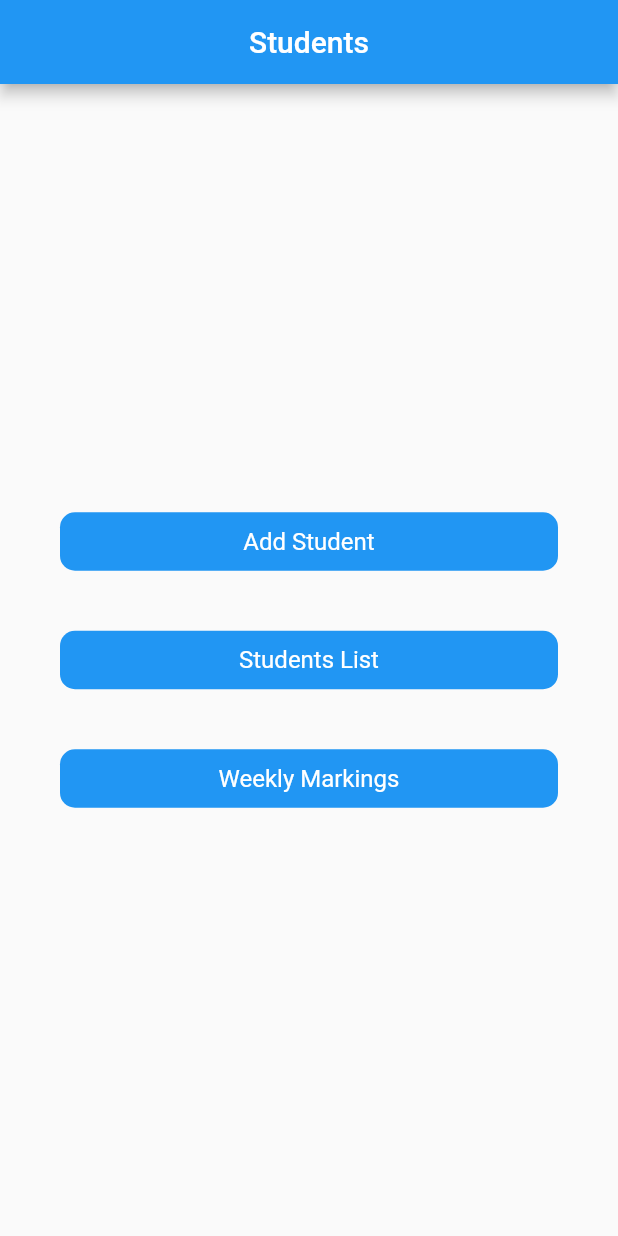
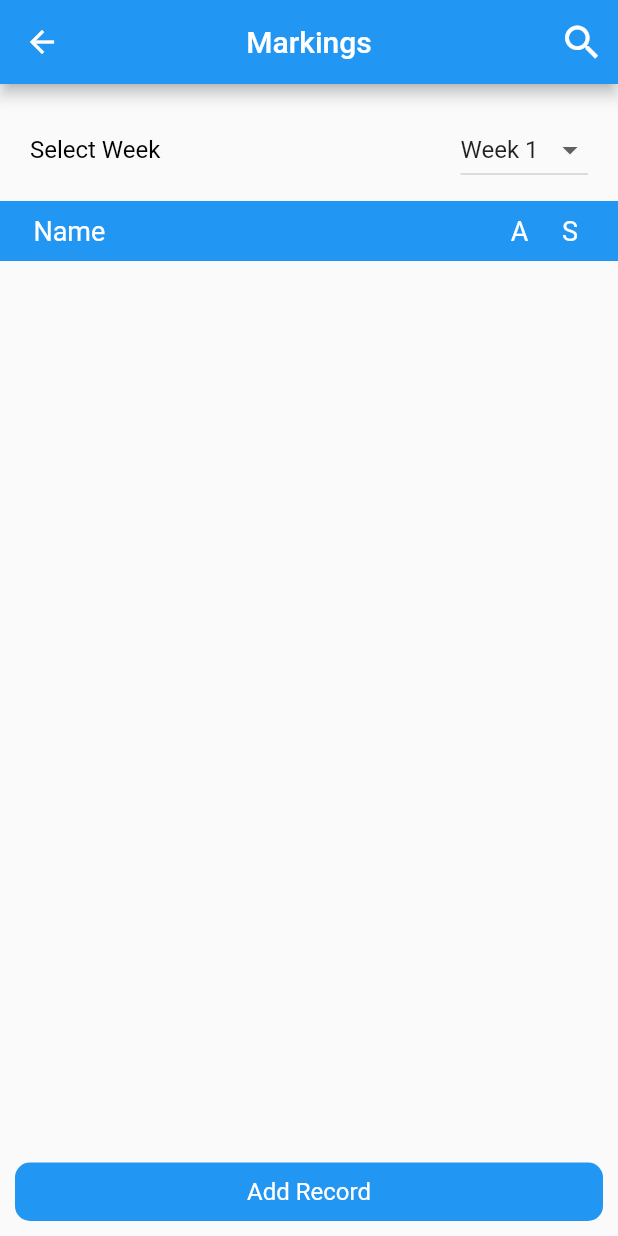
Before and after one commit to Haseeb-Akhlaq/student_record, a Flutter app: the screen it shows after launch, after a tap on "Weekly Markings", on a phone screen of 412 x 824 dp. Run offline on Flutter 3.47's test engine with Material 2 defaults, Android fonts, the phone set to English and light mode, and no system bars; our stand-ins replace cloud_firestore, firebase_core, firebase_storage, image_picker, toast; accounts and stored records are empty; network calls fail; Roboto replaces fonts that are missing (bolt-regular).

Commit message:
screen added

```diff
--- a/lib/Models/studentModel.dart
+++ b/lib/Models/studentModel.dart
@@ -3,11 +3,89 @@ class Student {
   String studentName;
   String profilePic;
 
-  Student({this.studentId, this.profilePic, this.studentName});
+  bool attendanceWeek1;
+  bool attendanceWeek2;
+  bool attendanceWeek3;
+  bool attendanceWeek4;
+  bool attendanceWeek5;
+  bool attendanceWeek6;
+  bool attendanceWeek7;
+  bool attendanceWeek8;
+  bool attendanceWeek9;
+  bool attendanceWeek10;
+  bool attendanceWeek11;
+  bool attendanceWeek12;
+
+  String marksWeek1;
+  String marksWeek2;
+  String marksWeek3;
+  String marksWeek4;
+  String marksWeek5;
+  String marksWeek6;
+  String marksWeek7;
+  String marksWeek8;
+  String marksWeek9;
+  String marksWeek10;
+  String marksWeek11;
+  String marksWeek12;
+
+  Student({
+    this.studentId,
+    this.profilePic,
+    this.studentName,
+    this.attendanceWeek1,
+    this.attendanceWeek2,
+    this.attendanceWeek3,
+    this.attendanceWeek4,
+    this.attendanceWeek5,
+    this.attendanceWeek6,
+    this.attendanceWeek7,
+    this.attendanceWeek8,
+    this.attendanceWeek9,
+    this.attendanceWeek10,
+    this.attendanceWeek11,
+    this.attendanceWeek12,
+    this.marksWeek1,
+    this.marksWeek2,
+    this.marksWeek3,
+    this.marksWeek4,
+    this.marksWeek5,
+    this.marksWeek6,
+    this.marksWeek7,
+    this.marksWeek8,
+    this.marksWeek9,
+    this.marksWeek10,
+    this.marksWeek11,
+    this.marksWeek12,
+  });
 
   Student.fromMap(Map<dynamic, dynamic> map) {
     this.studentName = map['studentName'] ?? '';
     this.studentId = map['studentId'] ?? '';
     this.profilePic = map['profilePic'] ?? '';
+    this.attendanceWeek1 = map['attendanceWeek1'];
+    this.attendanceWeek2 = map['attendanceWeek2'];
+    this.attendanceWeek3 = map['attendanceWeek3'];
+    this.attendanceWeek4 = map['attendanceWeek4'];
+    this.attendanceWeek5 = map['attendanceWeek5'];
+    this.attendanceWeek6 = map['attendanceWeek6'];
+    this.attendanceWeek7 = map['attendanceWeek7'];
+    this.attendanceWeek8 = map['attendanceWeek8'];
+    this.attendanceWeek9 = map['attendanceWeek9'];
+    this.attendanceWeek10 = map['attendanceWeek10'];
+    this.attendanceWeek11 = map['attendanceWeek11'];
+    this.attendanceWeek12 = map['attendanceWeek12'];
+    this.marksWeek1 = map['marksWeek1'];
+    this.marksWeek2 = map['marksWeek2'];
+    this.marksWeek3 = map['marksWeek3'];
+    this.marksWeek4 = map['marksWeek4'];
+    this.marksWeek1 = map['marksWeek5'];
+    this.marksWeek2 = map['marksWeek6'];
+    this.marksWeek3 = map['marksWeek7'];
+    this.marksWeek4 = map['marksWeek8'];
+    this.marksWeek1 = map['marksWeek9'];
+    this.marksWeek2 = map['marksWeek10'];
+    this.marksWeek3 = map['marksWeek11'];
+    this.marksWeek4 = map['marksWeek12'];
   }
 }
--- a/lib/main.dart
+++ b/lib/main.dart
@@ -1,6 +1,7 @@
 import 'package:firebase_core/firebase_core.dart';
 import 'package:flutter/material.dart';
-import 'package:students_record_app/home_screen.dart';
+
+import 'file:///C:/Users/haseeb/AndroidStudioProjects/students_record_app/lib/screens/home_screen.dart';
 
 void main() async {
   WidgetsFlutterBinding.ensureInitialized();
--- a/lib/home_screen.dart
+++ b/lib/screens/home_screen.dart
@@ -1,6 +1,8 @@
 import 'package:flutter/material.dart';
-import 'package:students_record_app/add_a_student_screen.dart';
-import 'package:students_record_app/students_list_screen.dart';
+import 'package:students_record_app/screens/weeklyMarkingsScreen.dart';
+
+import 'file:///C:/Users/haseeb/AndroidStudioProjects/students_record_app/lib/screens/add_a_student_screen.dart';
+import 'file:///C:/Users/haseeb/AndroidStudioProjects/students_record_app/lib/screens/students_list_screen.dart';
 
 class HomeScreen extends StatefulWidget {
   @override
@@ -42,7 +44,16 @@ class _HomeScreenState extends State<HomeScreen> {
                   );
                 }),
             SizedBox(height: 40),
-            HomeScreenButton(text: 'Weekly Markings', onPressed: () {}),
+            HomeScreenButton(
+                text: 'Weekly Markings',
+                onPressed: () {
+                  Navigator.push(
+                    context,
+                    MaterialPageRoute(
+                      builder: (context) => WeeklyMarkingScreen(),
+                    ),
+                  );
+                }),
           ],
         ),
       ),
--- a/lib/students_list_screen.dart
+++ b/lib/screens/students_list_screen.dart
@@ -1,8 +1,7 @@
 import 'package:cloud_firestore/cloud_firestore.dart';
 import 'package:flutter/material.dart';
-import 'package:students_record_app/Models/editStudentScreen.dart';
-
-import 'Models/studentModel.dart';
+import 'package:students_record_app/Models/studentModel.dart';
+import 'package:students_record_app/screens/editStudentScreen.dart';
 
 class StudentsListScreen extends StatefulWidget {
   @override
--- /dev/null
+++ b/lib/screens/weeklyMarkingsScreen.dart
@@ -0,0 +1,383 @@
+import 'package:cloud_firestore/cloud_firestore.dart';
+import 'package:flutter/cupertino.dart';
+import 'package:flutter/material.dart';
+
+import '../Models/studentModel.dart';
+
+class WeeklyMarkingScreen extends StatefulWidget {
+  @override
+  _WeeklyMarkingScreenState createState() => _WeeklyMarkingScreenState();
+}
+
+class _WeeklyMarkingScreenState extends State<WeeklyMarkingScreen> {
+  bool isLoading = false;
+  List<Student> allStudents = [];
+
+  int selectedWeek = 1;
+
+  getAllStudents() async {
+    setState(() {
+      isLoading = true;
+    });
+
+    final students =
+        await FirebaseFirestore.instance.collection('students').get();
+
+    students.docs.forEach((element) {
+      allStudents.add(Student.fromMap(element.data()));
+    });
+
+    setState(() {
+      isLoading = false;
+    });
+  }
+
+  reset() {
+    allStudents = [];
+    getAllStudents();
+  }
+
+  bool getWeekAttendance(Student student, int selectedWeek) {
+    if (selectedWeek == 1) {
+      return student.attendanceWeek1;
+    }
+    if (selectedWeek == 2) {
+      return student.attendanceWeek2;
+    }
+    if (selectedWeek == 3) {
+      print('3');
+      return student.attendanceWeek3;
+    }
+    if (selectedWeek == 4) {
+      return student.attendanceWeek4;
+    }
+    if (selectedWeek == 5) {
+      return student.attendanceWeek5;
+    }
+    if (selectedWeek == 6) {
+      return student.attendanceWeek6;
+    }
+    if (selectedWeek == 7) {
+      return student.attendanceWeek7;
+    }
+    if (selectedWeek == 8) {
+      return student.attendanceWeek8;
+    }
+    if (selectedWeek == 9) {
+      return student.attendanceWeek9;
+    }
+    if (selectedWeek == 10) {
+      return student.attendanceWeek10;
+    }
+    if (selectedWeek == 11) {
+      return student.attendanceWeek11;
+    }
+    if (selectedWeek == 12) {
+      return student.attendanceWeek12;
+    }
+    return false;
+  }
+
+  @override
+  void initState() {
+    getAllStudents();
+    super.initState();
+  }
+
+  @override
+  Widget build(BuildContext context) {
+    return Scaffold(
+      appBar: AppBar(
+        title: Text('Markings'),
+        centerTitle: true,
+        actions: [
+          IconButton(
+            icon: Icon(
+              Icons.search,
+              size: 30,
+            ),
+            onPressed: () {
+              showSearch(
+                context: context,
+                delegate: CoursesSearch(
+                  allStudents: allStudents,
+                ),
+              );
+            },
+          ),
+        ],
+      ),
+      body: isLoading
+          ? Center(
+              child: CircularProgressIndicator(),
+            )
+          : Column(
+              children: [
+                Padding(
+                  padding: const EdgeInsets.only(
+                      top: 20.0, left: 20, right: 20, bottom: 10),
+                  child: Row(
+                    mainAxisAlignment: MainAxisAlignment.spaceBetween,
+                    children: [
+                      Text(
+                        'Select Week',
+                        style: TextStyle(
+                          fontSize: 16,
+                          color: Colors.black,
+                        ),
+                      ),
+                      DropdownButton(
+                          onChanged: (v) {
+                            setState(() {
+                              selectedWeek = v;
+                              print(v);
+                            });
+                          },
+                          value: selectedWeek,
+                          items: [
+                            DropdownMenuItem(
+                              child: Text('Week 1'),
+                              value: 1,
+                            ),
+                            DropdownMenuItem(
+                              child: Text('Week 2'),
+                              value: 2,
+                            ),
+                            DropdownMenuItem(
+                              child: Text('Week 3'),
+                              value: 3,
+                            ),
+                            DropdownMenuItem(
+                              child: Text('Week 4'),
+                              value: 4,
+                            ),
+                            DropdownMenuItem(
+                              child: Text('Week 5'),
+                              value: 5,
+                            ),
+                            DropdownMenuItem(
+                              child: Text('Week 6'),
+                              value: 6,
+                            ),
+                            DropdownMenuItem(
+                              child: Text('Week 7'),
+                              value: 7,
+                            ),
+                            DropdownMenuItem(
+                              child: Text('Week 8'),
+                              value: 8,
+                            ),
+                            DropdownMenuItem(
+                              child: Text('Week 9'),
+                              value: 9,
+                            ),
+                            DropdownMenuItem(
+                              child: Text('Week 10'),
+                              value: 10,
+                            ),
+                            DropdownMenuItem(
+                              child: Text('Week 11'),
+                              value: 11,
+                            ),
+                            DropdownMenuItem(
+                              child: Text('Week 12'),
+                              value: 12,
+                            ),
+                          ])
+                    ],
+                  ),
+                ),
+                Container(
+                  height: 40,
+                  width: double.infinity,
+                  decoration: BoxDecoration(color: Colors.blue),
+                  child: Row(
+                    mainAxisAlignment: MainAxisAlignment.spaceBetween,
+                    children: [
+                      Text(
+                        '     Name',
+                        style: TextStyle(fontSize: 18),
+                      ),
+                      Row(
+                        children: [
+                          Text(
+                            'A     ',
+                            style: TextStyle(fontSize: 18),
+                          ),
+                          Text(
+                            'S      ',
+                            style: TextStyle(fontSize: 18),
+                          ),
+                        ],
+                      ),
+                    ],
+                  ),
+                ),
+                Expanded(
+                  child: Padding(
+                    padding: const EdgeInsets.all(8.0),
+                    child: ListView.separated(
+                        separatorBuilder: (context, index) {
+                          return Divider();
+                        },
+                        itemCount: allStudents.length,
+                        itemBuilder: (context, index) {
+                          return GestureDetector(
+                            onTap: () {},
+                            child: ListTile(
+                              minLeadingWidth: 0,
+                              trailing: Container(
+                                margin: EdgeInsets.only(bottom: 10),
+                                width: 50,
+                                child: Row(
+                                  crossAxisAlignment: CrossAxisAlignment.start,
+                                  mainAxisAlignment:
+                                      MainAxisAlignment.spaceBetween,
+                                  children: [
+                                    Text(
+                                      '${getWeekAttendance(allStudents[index], selectedWeek) ? 'Y' : 'N'}',
+                                      style: TextStyle(
+                                        fontSize: 16,
+                                        color: Colors.black,
+                                      ),
+                                    ),
+                                    Text(
+                                      allStudents[index].marksWeek1,
+                                      style: TextStyle(
+                                        fontSize: 16,
+                                        color: Colors.black,
+                                      ),
+                                    ),
+                                  ],
+                                ),
+                              ),
+                              title: Text(
+                                allStudents[index].studentName,
+                                style: TextStyle(fontSize: 20),
+                              ),
+                              subtitle: Text(
+                                allStudents[index].studentId.trim(),
+                                style: TextStyle(fontSize: 16),
+                              ),
+                            ),
+                          );
+                        }),
+                  ),
+                ),
+                Padding(
+                  padding: const EdgeInsets.all(10.0),
+                  child: GestureDetector(
+                    onTap: () {},
+                    child: Container(
+                      alignment: Alignment.center,
+                      padding: const EdgeInsets.symmetric(
+                          vertical: 10, horizontal: 20),
+                      width: double.infinity,
+                      decoration: BoxDecoration(
+                        color: Colors.blue,
+                        borderRadius: BorderRadius.circular(10),
+                      ),
+                      child: Text(
+                        'Add Record',
+                        style: TextStyle(
+                          fontSize: 16,
+                        ),
+                      ),
+                    ),
+                  ),
+                ),
+              ],
+            ),
+    );
+  }
+}
+
+class CoursesSearch extends SearchDelegate<String> {
+  final List<Student> allStudents;
+  CoursesSearch({this.allStudents});
+
+  List<Student> searchResults(String query) {
+    if (query.isEmpty) {
+      return allStudents;
+    }
+
+    return allStudents.where((element) => element.studentId == query).toList();
+  }
+
+  @override
+  List<Widget> buildActions(BuildContext context) {
+    return [
+      IconButton(
+          icon: Icon(Icons.clear),
+          onPressed: () {
+            query = '';
+          })
+    ];
+  }
+
+  @override
+  Widget buildLeading(BuildContext context) {
+    return IconButton(
+        icon: AnimatedIcon(
+          icon: AnimatedIcons.menu_arrow,
+          progress: transitionAnimation,
+        ),
+        onPressed: () {
+          close(context, null);
+        });
+  }
+
+  @override
+  Widget buildResults(BuildContext context) {}
+
+  @override
+  Widget buildSuggestions(BuildContext context) {
+    List<Student> results = query.isEmpty ? allStudents : searchResults(query);
+
+    return Padding(
+      padding: const EdgeInsets.all(8.0),
+      child: ListView.builder(
+          itemCount: results.length,
+          itemBuilder: (context, index) {
+            return GestureDetector(
+              onTap: () {},
+              child: Card(
+                elevation: 5,
+                child: Padding(
+                  padding: const EdgeInsets.all(8.0),
+                  child: ListTile(
+                    minLeadingWidth: 0,
+                    trailing: Container(
+                      width: 70,
+                      child: Row(
+                        mainAxisAlignment: MainAxisAlignment.spaceBetween,
+                        children: [
+                          Text('Y'),
+                          Text('23'),
+                        ],
+                      ),
+                    ),
+                    leading: Container(
+                      width: 80,
+                      child: CircleAvatar(
+                        backgroundImage:
+                            NetworkImage(allStudents[index].profilePic),
+                        radius: 30,
+                      ),
+                    ),
+                    title: Text(
+                      allStudents[index].studentName,
+                      style: TextStyle(fontSize: 16),
+                    ),
+                    subtitle: Text(
+                      allStudents[index].studentId.trim(),
+                      style: TextStyle(fontSize: 15),
+                    ),
+                  ),
+                ),
+              ),
+            );
+          }),
+    );
+  }
+}
```
Also changed, not shown: lib/screens/add_a_student_screen.dart (renamed from lib/add_a_student_screen.dart, +24 -0 lines), lib/screens/editStudentScreen.dart (renamed from lib/Models/editStudentScreen.dart).
